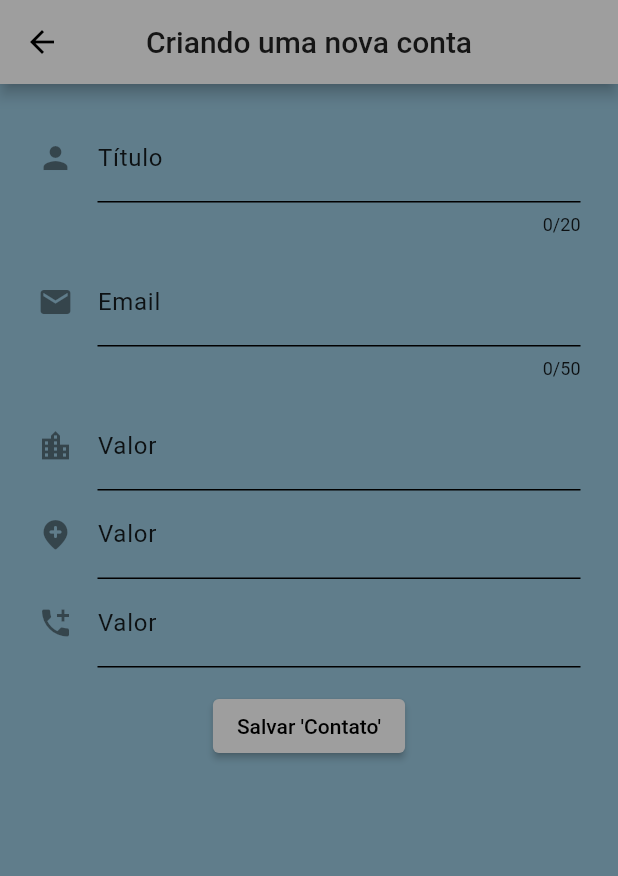
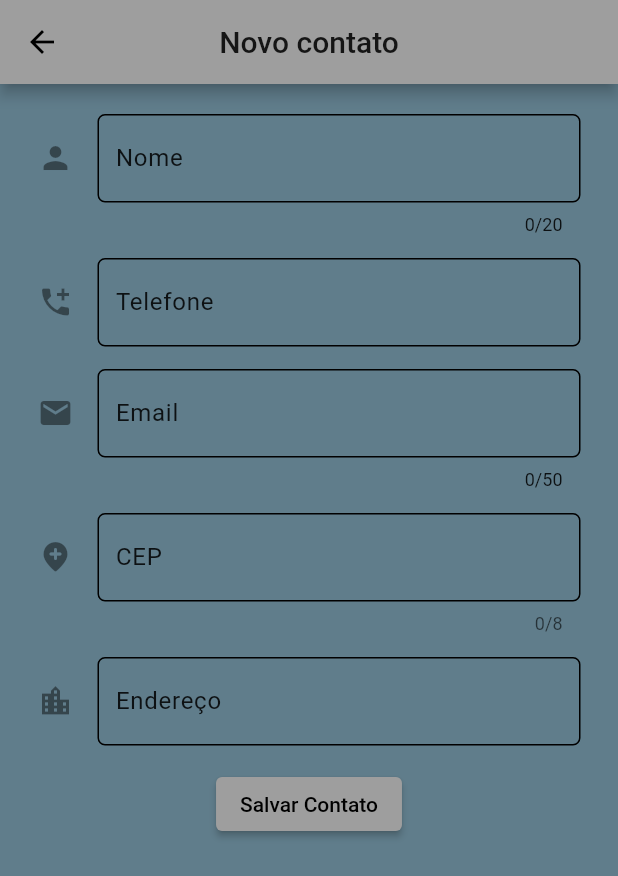
Before and after one commit to GustavoLR548/listadecontatos-flutter, a Flutter app: the ContatoEditor screen opened directly, on a phone screen of 412 x 824 dp. Shown: the top 876 px of the screen. Run offline on Flutter 3.47's test engine with Material 2 defaults, Android fonts, the phone set to English and light mode, and no system bars; our stand-ins replace cloud_firestore, firebase_auth, firebase_core, firebase_storage, grouped_list, image_picker; missing offline and left inert: via_cep_flutter; accounts and stored records are empty; Roboto replaces fonts that are missing (Righteous-Regular).

Commit message:
feat: agora sim quase terminando o aplicativo

```diff
--- a/lib/main.dart
+++ b/lib/main.dart
@@ -5,6 +5,7 @@ import 'package:listadecontatos/screens/Homepage/Homepage.dart';
 import 'package:listadecontatos/screens/LoginAndSignup.dart';
 import 'package:listadecontatos/screens/Configuration.dart';
 import 'package:listadecontatos/screens/Splashscreen.dart';
+import 'package:listadecontatos/screens/contato_page.dart';
 import 'package:provider/provider.dart';
 import 'package:firebase_core/firebase_core.dart';
 import 'package:flutter/material.dart';
@@ -51,6 +52,7 @@ class MyMaterialApp extends StatelessWidget {
                           : AuthScreen())),
       routes: {
         Homepage.routeName: (ctx) => Homepage(),
+        ContaPage.routeName: (ctx) => ContaPage(),
         Configuration.routeName: (ctx) => Configuration(),
       },
     );
--- a/lib/models/contato.dart
+++ b/lib/models/contato.dart
@@ -1,22 +1,31 @@
 import 'package:flutter/cupertino.dart';
 
 class Contato with ChangeNotifier {
-  String _creatorId;
-  String _nome;
-  String _email;
-  String _endereco;
-  String _cep;
-  String _telefone;
+  String _id = '';
+  String _nome = '';
+  String _email = '';
+  String _endereco = '';
+  String _cep = '';
+  String _telefone = '';
 
-  Contato(this._creatorId, this._nome, this._email, this._endereco, this._cep,
+  Contato(this._id, this._nome, this._email, this._endereco, this._cep,
       this._telefone);
 
-  String get creatorId {
-    return this._creatorId;
+  Contato.froJson(Map<String, dynamic> json, String id) {
+    this._id = id;
+    this._telefone = json['phone_number'];
+    this._nome = json['name'];
+    this._email = json['email'];
+    this._endereco = json['address'];
+    this._cep = json['cep'];
   }
 
-  set creatorId(String creatorId) {
-    this._creatorId = creatorId;
+  String get id {
+    return this._id;
+  }
+
+  set id(String id) {
+    this._id = id;
   }
 
   String get nome {
--- a/lib/screens/ContatoEditor.dart
+++ b/lib/screens/ContatoEditor.dart
@@ -1,8 +1,10 @@
 import 'package:flutter/material.dart';
+import 'package:flutter/services.dart';
 import 'package:listadecontatos/models/contato.dart';
 import 'package:listadecontatos/provider/contatos.dart';
 import 'package:listadecontatos/provider/themes.dart';
 import 'package:provider/provider.dart';
+import 'package:via_cep_flutter/via_cep_flutter.dart';
 
 class ContatoEditor extends StatefulWidget {
   final Contato? contato;
@@ -14,6 +16,7 @@ class ContatoEditor extends StatefulWidget {
 
 class _ContatoEditorState extends State<ContatoEditor> {
   final GlobalKey<FormState> _formKey = GlobalKey();
+  final TextEditingController _addressController = TextEditingController();
   Map<String, String> _formData = {};
   bool updateContato = false;
 
@@ -41,13 +44,18 @@ class _ContatoEditorState extends State<ContatoEditor> {
     super.initState();
   }
 
+  void dispose() {
+    super.dispose();
+    _addressController.dispose();
+  }
+
   _save() {
     if (_formKey.currentState?.validate() ?? false) {
       _formKey.currentState?.save();
       final provider = Provider.of<Contatos>(context, listen: false);
       if (updateContato) {
         provider.update(Contato(
-            widget.contato?.creatorId ?? '',
+            widget.contato?.id ?? '',
             _formData['Name'] ?? '',
             _formData['Email'] ?? '',
             _formData['Address'] ?? '',
@@ -74,12 +82,13 @@ class _ContatoEditorState extends State<ContatoEditor> {
   @override
   Widget build(BuildContext context) {
     final currTheme = Provider.of<ThemeChanger>(context).currTheme;
-    Color? borderColor =
-        currTheme == ThemeType.light ? Colors.black : Colors.purpleAccent[100];
+    Color borderColor = currTheme == ThemeType.light
+        ? Colors.black
+        : Colors.purpleAccent[100] ?? Colors.black;
+
     return Scaffold(
       appBar: AppBar(
-        title: Text(
-            updateContato ? 'Atualizando conta' : 'Criando uma nova conta'),
+        title: Text(updateContato ? 'Atualizando contato' : 'Novo contato'),
         centerTitle: true,
       ),
       body: Form(
@@ -91,16 +100,47 @@ class _ContatoEditorState extends State<ContatoEditor> {
                 const SizedBox(
                   height: 15,
                 ),
-                TextFormField(
+                _buildNameTFF(borderColor, context),
+                const SizedBox(
+                  height: 15,
+                ),
+                _buildPhoneNumberTFF(borderColor, context),
+                const SizedBox(
+                  height: 15,
+                ),
+                _buildEmailTFF(borderColor, context),
+                const SizedBox(
+                  height: 15,
+                ),
+                _buildCepTFF(context, borderColor),
+                const SizedBox(
+                  height: 15,
+                ),
+                _buildAddressTFF(borderColor, context),
+                const SizedBox(
+                  height: 15,
+                ),
+                Center(
+                  child: ElevatedButton(
+                      onPressed: _save, child: Text('Salvar Contato')),
+                ),
+              ],
+            ),
+          )),
+    );
+  }
+
+  _buildNameTFF(Color borderColor, BuildContext context) {
+    return TextFormField(
       initialValue: _formData['Name'],
       maxLength: 20,
       decoration: InputDecoration(
         icon: Icon(Icons.person),
-                    enabledBorder: UnderlineInputBorder(
-                        borderSide:
-                            BorderSide(color: borderColor ?? Colors.black)),
+        enabledBorder: OutlineInputBorder(
+            borderSide: BorderSide(color: borderColor),
+            borderRadius: BorderRadius.circular(5.0)),
         counterStyle: Theme.of(context).textTheme.bodyText1,
-                    labelText: 'Título',
+        labelText: 'Nome',
         labelStyle: Theme.of(context).textTheme.bodyText2,
       ),
       keyboardType: TextInputType.name,
@@ -120,103 +160,18 @@ class _ContatoEditorState extends State<ContatoEditor> {
         }
         return null;
       },
-                ),
-                const SizedBox(
-                  height: 15,
-                ),
-                TextFormField(
-                  initialValue: _formData['Email'],
-                  decoration: InputDecoration(
-                      icon: Icon(Icons.email),
-                      enabledBorder: UnderlineInputBorder(
-                          borderSide:
-                              BorderSide(color: borderColor ?? Colors.black)),
-                      labelText: 'Email',
-                      counterStyle: Theme.of(context).textTheme.bodyText1,
-                      labelStyle: Theme.of(context).textTheme.bodyText2),
-                  maxLength: 50,
-                  keyboardType: TextInputType.emailAddress,
-                  onSaved: (value) {
-                    if (value == null) {
-                      _formData['Email'] = '';
-                      return;
+    );
   }
-                    _formData['Email'] = value.trim();
-                  },
-                  validator: (value) {
-                    if (value == null) return 'o valor não pode ser nulo';
-                    if (value.isEmpty) {
-                      return 'O \'Email\' não deveria ser vazio';
-                    } else if (!_isValidEmail(value))
-                      return 'Este não é um email válido';
-                    return null;
-                  },
-                ),
-                const SizedBox(
-                  height: 15,
-                ),
-                TextFormField(
-                  initialValue: _formData['Address'],
-                  decoration: InputDecoration(
-                    icon: Icon(Icons.location_city),
-                    enabledBorder: UnderlineInputBorder(
-                        borderSide:
-                            BorderSide(color: borderColor ?? Colors.black)),
-                    labelText: 'Valor',
-                    labelStyle: Theme.of(context).textTheme.bodyText2,
-                  ),
-                  keyboardType: TextInputType.streetAddress,
-                  onSaved: (value) {
-                    if (value == null) {
-                      _formData['Address'] = '';
-                      return;
-                    }
-                    _formData['Address'] = value.trim();
-                  },
-                  validator: (value) {
-                    if (value == null) return 'o valor não pode ser nulo';
-                    if (value.isEmpty) {
-                      return 'O \'valor\' não deveria ser vazio';
-                    } else if (double.tryParse(value) == null) {
-                      return 'Valor inválido, tente novamente';
-                    }
-                    return null;
-                  },
-                ),
-                TextFormField(
-                  initialValue: _formData['Cep'],
-                  decoration: InputDecoration(
-                    icon: Icon(Icons.add_location_rounded),
-                    enabledBorder: UnderlineInputBorder(
-                        borderSide:
-                            BorderSide(color: borderColor ?? Colors.black)),
-                    labelText: 'Valor',
-                    labelStyle: Theme.of(context).textTheme.bodyText2,
-                  ),
-                  keyboardType: TextInputType.number,
-                  onSaved: (value) {
-                    if (value == null) {
-                      _formData['Cep'] = '';
-                      return;
-                    }
-                    _formData['Cep'] = value.trim();
-                  },
-                  validator: (value) {
-                    if (value == null) return 'o valor não pode ser nulo';
-                    if (value.isEmpty) {
-                      return 'O \'Cep\' não deveria ser vazio';
-                    }
-                    return null;
-                  },
-                ),
-                TextFormField(
+
+  _buildPhoneNumberTFF(Color borderColor, BuildContext context) {
+    return TextFormField(
       initialValue: _formData['Phone_number'],
       decoration: InputDecoration(
         icon: Icon(Icons.add_call),
-                    enabledBorder: UnderlineInputBorder(
-                        borderSide:
-                            BorderSide(color: borderColor ?? Colors.black)),
-                    labelText: 'Valor',
+        enabledBorder: OutlineInputBorder(
+            borderSide: BorderSide(color: borderColor),
+            borderRadius: BorderRadius.circular(5.0)),
+        labelText: 'Telefone',
         labelStyle: Theme.of(context).textTheme.bodyText2,
       ),
       keyboardType: TextInputType.phone,
@@ -234,17 +189,118 @@ class _ContatoEditorState extends State<ContatoEditor> {
         }
         return null;
       },
+    );
+  }
+
+  _buildEmailTFF(Color borderColor, BuildContext context) {
+    return TextFormField(
+      initialValue: _formData['Email'],
+      decoration: InputDecoration(
+          icon: Icon(Icons.email),
+          enabledBorder: OutlineInputBorder(
+              borderSide: BorderSide(color: borderColor),
+              borderRadius: BorderRadius.circular(5.0)),
+          labelText: 'Email',
+          counterStyle: Theme.of(context).textTheme.bodyText1,
+          labelStyle: Theme.of(context).textTheme.bodyText2),
+      maxLength: 50,
+      keyboardType: TextInputType.emailAddress,
+      onSaved: (value) {
+        if (value == null) {
+          _formData['Email'] = '';
+          return;
+        }
+        _formData['Email'] = value.trim();
+      },
+      validator: (value) {
+        if (value == null) return 'o valor não pode ser nulo';
+        if (value.isEmpty) {
+          return 'O \'Email\' não deveria ser vazio';
+        } else if (!_isValidEmail(value)) return 'Este não é um email válido';
+        return null;
+      },
+    );
+  }
+
+  _buildAddressTFF(Color borderColor, BuildContext context) {
+    return TextFormField(
+      controller: _addressController,
+      decoration: InputDecoration(
+        icon: Icon(Icons.location_city),
+        enabledBorder: OutlineInputBorder(
+            borderSide: BorderSide(color: borderColor),
+            borderRadius: BorderRadius.circular(5.0)),
+        labelText: 'Endereço',
+        labelStyle: Theme.of(context).textTheme.bodyText2,
       ),
-                const SizedBox(
-                  height: 15,
+      keyboardType: TextInputType.streetAddress,
+      onSaved: (value) {
+        if (value == null) {
+          _formData['Address'] = '';
+          return;
+        }
+        _formData['Address'] = value.trim();
+      },
+      validator: (value) {
+        if (value == null) return 'o valor não pode ser nulo';
+        if (value.isEmpty) {
+          return 'O \'valor\' não deveria ser vazio';
+        }
+        return null;
+      },
+    );
+  }
+
+  _buildCepTFF(BuildContext ctx, Color borderColor) {
+    return TextFormField(
+      initialValue: _formData['Cep'],
+      decoration: InputDecoration(
+        icon: Icon(Icons.add_location_rounded),
+        enabledBorder: OutlineInputBorder(
+            borderSide: BorderSide(color: borderColor),
+            borderRadius: BorderRadius.circular(5.0)),
+        labelText: 'CEP',
+        labelStyle: Theme.of(context).textTheme.bodyText2,
       ),
-                Center(
-                  child: ElevatedButton(
-                      onPressed: _save, child: Text('Salvar \'Contato\'')),
+      maxLengthEnforcement: MaxLengthEnforcement.enforced,
+      maxLength: 8,
+      keyboardType: TextInputType.number,
+      onSaved: (value) {
+        if (value == null) {
+          _formData['Cep'] = '';
+          return;
+        }
+        _formData['Cep'] = value.trim();
+      },
+      onChanged: (value) async {
+        if (value.length != 8) return;
+        var result;
+        bool error = false;
+
+        result = await readAddressByCep(value).catchError((e) {
+          showDialog(
+            context: ctx,
+            builder: (context) => AlertDialog(
+              title: Text('Atenção!'),
+              content: Text('Este CEP é inválido!'),
             ),
-              ],
-            ),
-          )),
+          );
+          error = true;
+        });
+
+        if (error) return;
+        setState(() {
+          _addressController.text = result.street;
+          _formData['Address'] = result.street;
+        });
+      },
+      validator: (value) {
+        if (value == null) return 'o valor não pode ser nulo';
+        if (value.isEmpty) {
+          return 'O \'Cep\' não deveria ser vazio';
+        }
+        return null;
+      },
     );
   }
 }
--- a/lib/widgets/drawer/drawer.dart
+++ b/lib/widgets/drawer/drawer.dart
@@ -8,8 +8,6 @@ import 'package:provider/provider.dart';
 class AppDrawer extends StatelessWidget {
   @override
   Widget build(BuildContext context) {
-    final userData = Provider.of<Auth>(context).currUser;
-
     return Drawer(
         child: ListView(
       padding: EdgeInsets.zero,
--- a/pubspec.yaml
+++ b/pubspec.yaml
@@ -34,6 +34,7 @@ dependencies:
   provider: ^5.0.0
   image_picker: ^0.7.4
   grouped_list: ^4.0.0
+  via_cep_flutter: ^0.1.2
 
 
 dev_dependencies:
```
Also changed, not shown: lib/provider/contatos.dart (+39 -68 lines), lib/screens/Homepage/Homepage.dart (+36 -12 lines), lib/screens/contato_page.dart (added, +113 -0 lines), lib/widgets/search/contatos_searcher.dart (+37 -8 lines), pubspec.lock. Lines whose indentation alone changed are shown as unchanged.
